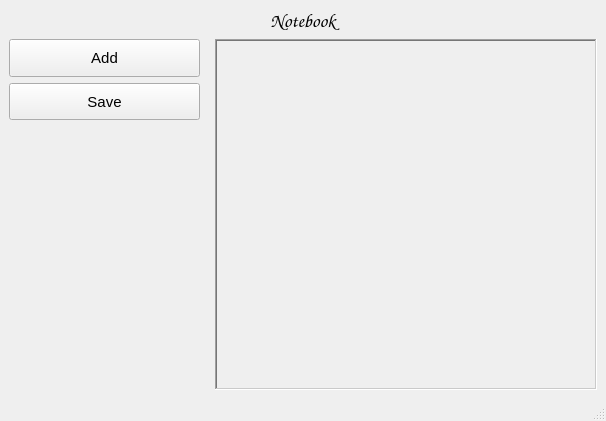
OutlyingWest/notebook, file ui/ui_qt_base/ui_mainwindow.ui: the form before one commit.
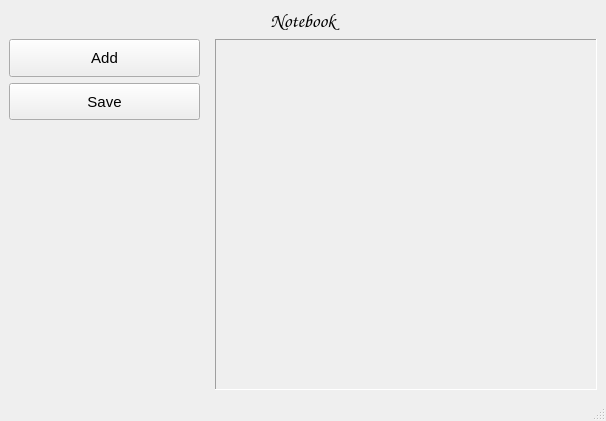
The form after the commit.

```diff
--- a/ui/ui_qt_base/ui_mainwindow.ui
+++ b/ui/ui_qt_base/ui_mainwindow.ui
@@ -52,7 +52,7 @@
          </font>
         </property>
         <property name="frameShape">
-         <enum>QFrame::WinPanel</enum>
+         <enum>QFrame::Panel</enum>
         </property>
         <property name="widgetResizable">
          <bool>true</bool>
@@ -62,8 +62,8 @@
           <rect>
            <x>0</x>
            <y>0</y>
-           <width>371</width>
-           <height>326</height>
+           <width>378</width>
+           <height>339</height>
           </rect>
          </property>
          <layout class="QVBoxLayout" name="verticalLayout_2">
```
Left out of the diff: 2 changed lines with no effect on the pictures.
